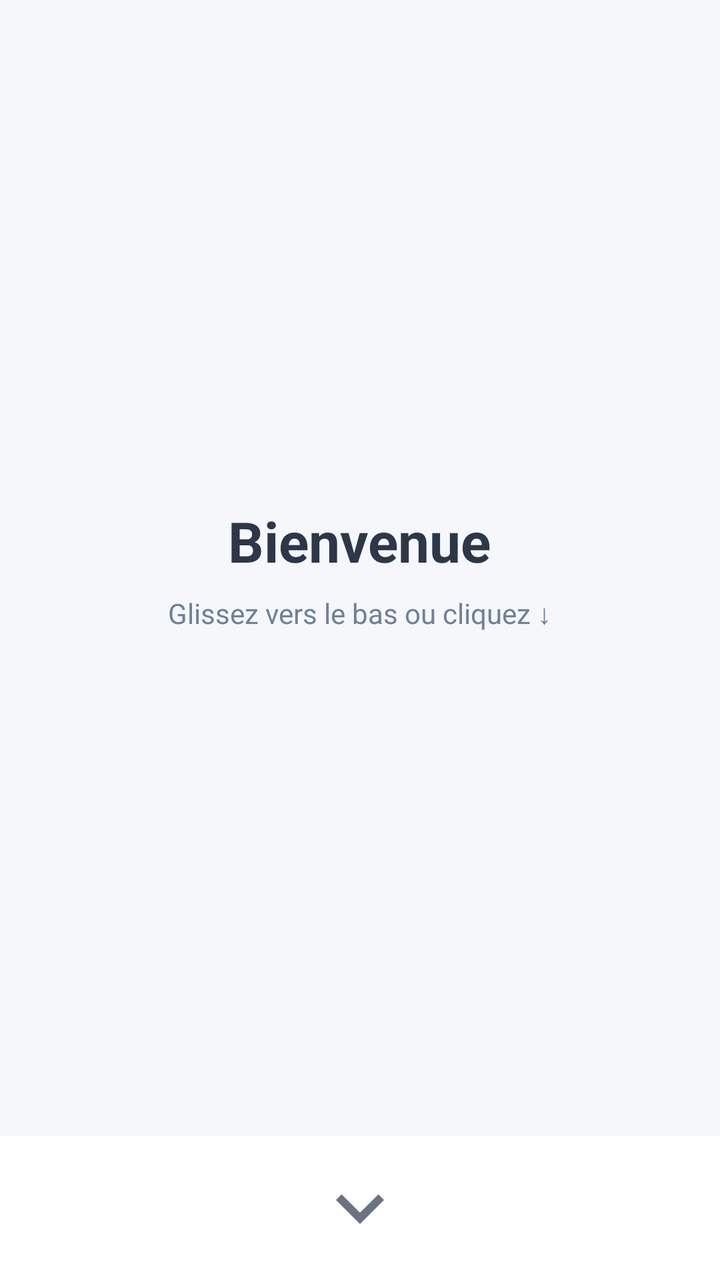
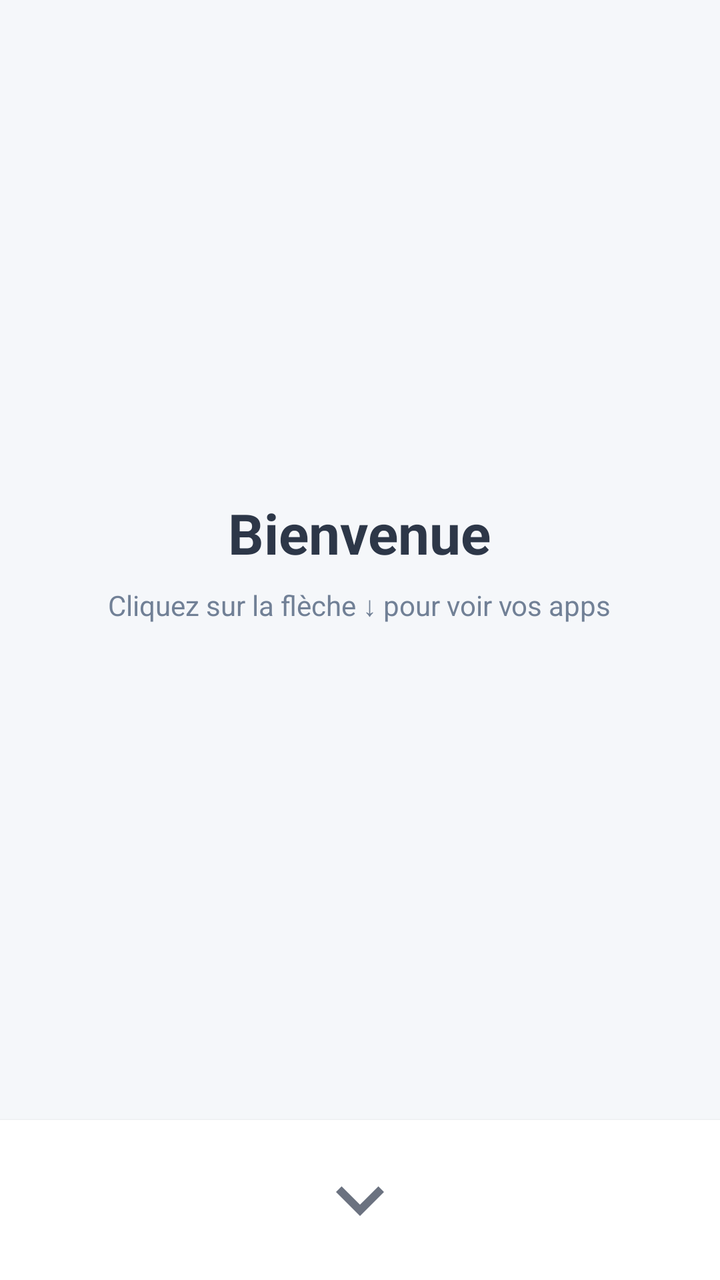

Screens rendered from an Android XML layout before and after an edit, with the pre-edit source and the edit as a unified diff.
<!-- AndroidManifest.xml: application theme Theme.Luncher -->
<!-- res/layout/activity_launcher.xml -->
<?xml version="1.0" encoding="utf-8"?>
<LinearLayout xmlns:android="http://schemas.android.com/apk/res/android"
    android:layout_width="match_parent"
    android:layout_height="match_parent"
    android:background="#F5F7FA"
    android:orientation="vertical">

    
    <LinearLayout
        android:layout_width="match_parent"
        android:layout_height="0dp"
        android:layout_weight="1"
        android:gravity="center"
        android:orientation="vertical">

        <TextView
            android:layout_width="wrap_content"
            android:layout_height="wrap_content"
            android:text="Bienvenue"
            android:textSize="28sp"
            android:textStyle="bold"
            android:textColor="#2D3748"/>

        <TextView
            android:layout_width="wrap_content"
            android:layout_height="wrap_content"
            android:text="Glissez vers le bas ou cliquez ↓"
            android:textSize="14sp"
            android:textColor="#718096"
            android:layout_marginTop="8dp"/>
    </LinearLayout>

    
    <LinearLayout
        android:layout_width="match_parent"
        android:layout_height="wrap_content"
        android:gravity="center"
        android:paddingVertical="12dp"
        android:background="#FFFFFF">

        <ImageView
            android:id="@+id/toggle_btn"
            android:layout_width="48dp"
            android:layout_height="48dp"
            android:src="@drawable/ic_expand"
            android:clickable="true"
            android:focusable="true"/>
    </LinearLayout>

    
    <LinearLayout
        android:id="@+id/drawer_layout"
        android:layout_width="match_parent"
        android:layout_height="0dp"
        android:layout_weight="2"
        android:background="#FFFFFF"
        android:orientation="vertical"
        android:visibility="gone">

        <EditText
            android:id="@+id/search_input"
            android:layout_width="match_parent"
            android:layout_height="44dp"
            android:hint="🔍 Rechercher une application..."
            android:background="@drawable/search_bg"
            android:paddingHorizontal="16dp"
            android:textSize="14sp"
            android:layout_margin="16dp"/>

        <ProgressBar
            android:id="@+id/progress"
            android:layout_width="wrap_content"
            android:layout_height="wrap_content"
            android:layout_gravity="center"
            android:layout_marginTop="32dp"/>

        <androidx.recyclerview.widget.RecyclerView
            android:id="@+id/apps_recycler"
            android:layout_width="match_parent"
            android:layout_height="match_parent"
            android:paddingHorizontal="8dp"/>
    </LinearLayout>

</LinearLayout>
<!-- resources referenced by this layout -->
<resources>
  <!-- drawable ic_expand (drawable) -->
  <vector xmlns:android="http://schemas.android.com/apk/res/android"
      android:width="24dp"
      android:height="24dp"
      android:viewportWidth="24"
      android:viewportHeight="24"
      android:tint="#6B7280">
    <path
        android:fillColor="@android:color/white"
        android:pathData="M7.41,8.59L12,13.17l4.59,-4.58L18,10l-6,6 -6,-6 1.41,-1.41z"/>
  </vector>
  <!-- drawable search_bg (drawable) -->
  <?xml version="1.0" encoding="utf-8"?>
  <shape xmlns:android="http://schemas.android.com/apk/res/android"
      android:shape="rectangle">
      <solid android:color="#F7FAFC"/>
      <corners android:radius="22dp"/>
      <stroke android:width="1dp" android:color="#E2E8F0"/>
  </shape>
  <style name="Theme.Luncher" parent="Theme.Material3.DayNight.NoActionBar">
          <item name="android:statusBarColor">#F5F7FA</item>
      </style>
</resources>

<!-- the commit's change to res/layout/activity_launcher.xml (unified diff, before → after) -->
@@ -24,7 +24,7 @@
         <TextView
             android:layout_width="wrap_content"
             android:layout_height="wrap_content"
-            android:text="Glissez vers le bas ou cliquez ↓"
+            android:text="Cliquez sur la flèche ↓ pour voir vos apps"
             android:textSize="14sp"
             android:textColor="#718096"
             android:layout_marginTop="8dp"/>
@@ -35,8 +35,9 @@
         android:layout_width="match_parent"
         android:layout_height="wrap_content"
         android:gravity="center"
-        android:paddingVertical="12dp"
-        android:background="#FFFFFF">
+        android:paddingVertical="16dp"
+        android:background="#FFFFFF"
+        android:elevation="2dp">
 
         <ImageView
             android:id="@+id/toggle_btn"
@@ -44,7 +45,8 @@
             android:layout_height="48dp"
             android:src="@drawable/ic_expand"
             android:clickable="true"
-            android:focusable="true"/>
+            android:focusable="true"
+            android:background="?attr/selectableItemBackgroundBorderless"/>
     </LinearLayout>
 
     
@@ -65,7 +67,9 @@
             android:background="@drawable/search_bg"
             android:paddingHorizontal="16dp"
             android:textSize="14sp"
-            android:layout_margin="16dp"/>
+            android:layout_margin="16dp"
+            android:inputType="textPersonName"
+            android:gravity="center_vertical"/>
 
         <ProgressBar
             android:id="@+id/progress"
